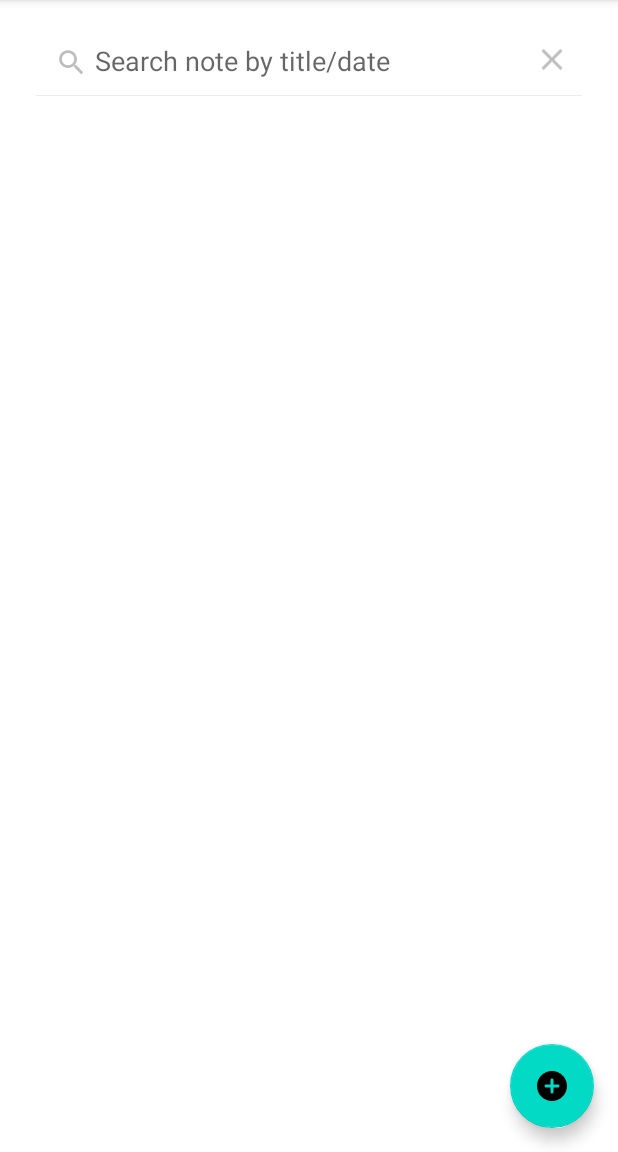
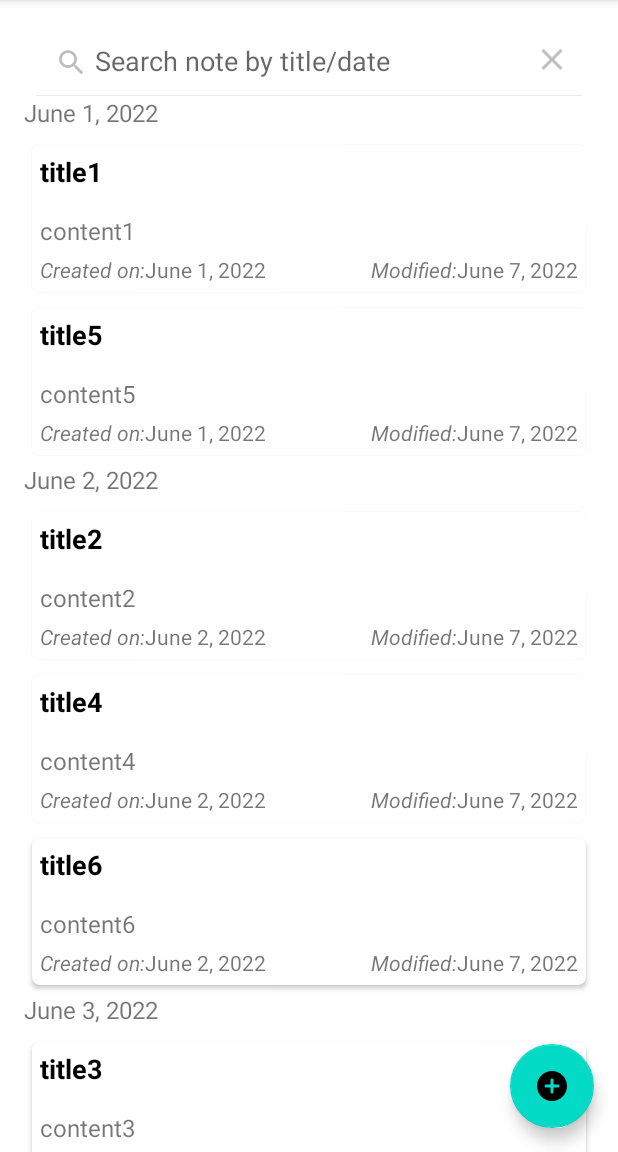
Before and after one commit to Kakyire/NoteTakingKNG, an Android app: the screen it shows after launch (NoteActivity), after a tap on "Search", on a phone screen of 412 x 824 dp, the part 84-1236 px from its top. Run offline under Robolectric (Android 15) with nearby library versions, the phone set to English and light mode, and no system bars; our stand-ins replace Dagger/Hilt's generated code.

Commit message:
Implemented RecyclerView adapters with dummy data

```diff
--- /dev/null
+++ b/app/src/main/java/com/kakyiretechnologies/notetakingkng/di/FragmentModule.kt
@@ -0,0 +1,21 @@
+package com.kakyiretechnologies.notetakingkng.di
+
+import androidx.fragment.app.Fragment
+import com.kakyiretechnologies.notetakingkng.presentation.utils.OnRecyclerViewClickListener
+import dagger.Module
+import dagger.Provides
+import dagger.hilt.InstallIn
+import dagger.hilt.android.components.FragmentComponent
+
+/**
+ * @author Kakyire
+ * Created by Daniel Frimpong on June 10, 2022.
+ * https://github.com/kakyire
+ */
+@Module
+@InstallIn(FragmentComponent::class)
+class FragmentModule {
+
+    @Provides
+    fun provideClickListener(fragment:Fragment)= fragment as OnRecyclerViewClickListener
+}
--- /dev/null
+++ b/app/src/main/java/com/kakyiretechnologies/notetakingkng/domain/model/NoteHeaders.kt
@@ -0,0 +1,12 @@
+package com.kakyiretechnologies.notetakingkng.domain.model
+
+/**
+ * @author Kakyire
+ * Created by Daniel Frimpong on June 10, 2022.
+ * https://github.com/kakyire
+ */
+
+data class NoteHeaders(
+    val date: String,
+    val notes: List<Notes>
+)
--- a/app/src/main/java/com/kakyiretechnologies/notetakingkng/domain/model/Notes.kt
+++ b/app/src/main/java/com/kakyiretechnologies/notetakingkng/domain/model/Notes.kt
@@ -1,7 +1,6 @@
 package com.kakyiretechnologies.notetakingkng.domain.model
 
 import androidx.annotation.Keep
-import androidx.room.Entity
 import java.io.Serializable
 
 /**
@@ -11,9 +10,42 @@ import java.io.Serializable
  */
 @Keep
 data class Notes(
-    val id:String,
+    val id: String,
     var title: String,
     var content: String,
     var createdOn: String,
     var modifiedOn: String
-):Serializable
+) : Serializable
+
+
+fun main() {
+    val listOfNotes = mutableListOf<Notes>()
+
+    for (i in 1..6) {
+        val createdOn = when {
+            i % 2 == 0 -> "June 2, 2022"
+            i % 3 == 0 -> "June 3, 2022"
+            else -> "June 1, 2022"
+        }
+
+        val note = Notes(
+            id = "$i",
+            title = "title$i",
+            content = "content$i",
+            modifiedOn = "June 7, 2022",
+            createdOn = createdOn
+        )
+
+        listOfNotes.add(note)
+
+
+    }
+
+     listOfNotes.groupBy {
+        it.createdOn
+    }.mapValues { (dates, notes) ->
+         val noteHeaders =NoteHeaders(dates,notes)
+        println(noteHeaders)
+        println()
+    }
+}
--- a/app/src/main/java/com/kakyiretechnologies/notetakingkng/domain/usecases/GetNotesUseCase.kt
+++ b/app/src/main/java/com/kakyiretechnologies/notetakingkng/domain/usecases/GetNotesUseCase.kt
@@ -10,5 +10,7 @@ import javax.inject.Inject
  */
 class GetNotesUseCase @Inject constructor(private val notesRepository: NotesRepository) {
 
-    operator fun invoke()=notesRepository.getAllNotes()
+    operator fun invoke(){
+        notesRepository.getAllNotes()
+    }
 }
--- /dev/null
+++ b/app/src/main/java/com/kakyiretechnologies/notetakingkng/presentation/ui/adapters/DateHeaderAdapter.kt
@@ -0,0 +1,63 @@
+package com.kakyiretechnologies.notetakingkng.presentation.ui.adapters
+
+import android.view.LayoutInflater
+import android.view.View
+import android.view.ViewGroup
+import androidx.recyclerview.widget.DiffUtil
+import androidx.recyclerview.widget.ListAdapter
+import androidx.recyclerview.widget.RecyclerView
+import com.kakyiretechnologies.notetakingkng.R
+import com.kakyiretechnologies.notetakingkng.databinding.DateHeaderListItemsBinding
+import com.kakyiretechnologies.notetakingkng.domain.model.NoteHeaders
+import com.kakyiretechnologies.notetakingkng.presentation.utils.OnRecyclerViewClickListener
+import javax.inject.Inject
+
+/**
+ * @author Kakyire
+ * Created by Daniel Frimpong on June 10, 2022.
+ * https://github.com/kakyire
+ */
+
+class DateHeaderAdapter @Inject constructor(
+    private val listener: OnRecyclerViewClickListener
+) :
+    ListAdapter<NoteHeaders, DateHeaderAdapter.DateHeaderViewHolder>(DIFF_UTIL) {
+
+
+    override fun onCreateViewHolder(parent: ViewGroup, viewType: Int): DateHeaderViewHolder {
+        val view = LayoutInflater.from(parent.context)
+            .inflate(R.layout.date_header_list_items, parent, false)
+        return DateHeaderViewHolder(view)
+    }
+
+    override fun onBindViewHolder(holder: DateHeaderViewHolder, position: Int) {
+        holder.bind(getItem(position), listener)
+    }
+
+    inner class DateHeaderViewHolder(itemView: View) : RecyclerView.ViewHolder(itemView) {
+        private val binding = DateHeaderListItemsBinding.bind(itemView)
+
+        private val notesAdapter = NotesAdapter(listener)
+        fun bind(
+            noteHeaders: NoteHeaders,
+            listener: OnRecyclerViewClickListener
+        ) = with(binding) {
+            tvDate.text = noteHeaders.date
+            rvNotes.adapter = notesAdapter
+            notesAdapter.listener = listener
+            notesAdapter.submitList(noteHeaders.notes)
+        }
+    }
+
+    companion object {
+        private val DIFF_UTIL = object : DiffUtil.ItemCallback<NoteHeaders>() {
+            override fun areItemsTheSame(oldItem: NoteHeaders, newItem: NoteHeaders): Boolean {
+                return oldItem.date == newItem.date
+            }
+
+            override fun areContentsTheSame(oldItem: NoteHeaders, newItem: NoteHeaders): Boolean {
+                return oldItem == newItem
+            }
+        }
+    }
+}
--- /dev/null
+++ b/app/src/main/java/com/kakyiretechnologies/notetakingkng/presentation/ui/adapters/NotesAdapter.kt
@@ -0,0 +1,68 @@
+package com.kakyiretechnologies.notetakingkng.presentation.ui.adapters
+
+import android.view.LayoutInflater
+import android.view.View
+import android.view.ViewGroup
+import androidx.recyclerview.widget.DiffUtil
+import androidx.recyclerview.widget.ListAdapter
+import androidx.recyclerview.widget.RecyclerView
+import com.kakyiretechnologies.notetakingkng.R
+import com.kakyiretechnologies.notetakingkng.databinding.NoteListItemsBinding
+import com.kakyiretechnologies.notetakingkng.domain.model.Notes
+import com.kakyiretechnologies.notetakingkng.presentation.utils.OnRecyclerViewClickListener
+import javax.inject.Inject
+
+/**
+ * @author Kakyire
+ * Created by Daniel Frimpong on June 10, 2022.
+ * https://github.com/kakyire
+ */
+
+class NotesAdapter @Inject constructor(var listener: OnRecyclerViewClickListener) :
+    ListAdapter<Notes, NotesAdapter.NotesViewHolder>(DIFF_UTIL) {
+
+
+    override fun onCreateViewHolder(parent: ViewGroup, viewType: Int): NotesViewHolder {
+
+        val view = LayoutInflater.from(parent.context)
+            .inflate(R.layout.note_list_items, parent, false)
+        return NotesViewHolder(view)
+    }
+
+
+    override fun onBindViewHolder(holder: NotesViewHolder, position: Int) {
+        holder.bind(getItem(position) , listener)
+    }
+
+
+
+    inner class NotesViewHolder(itemView: View) : RecyclerView.ViewHolder(itemView) {
+        private val binding = NoteListItemsBinding.bind(itemView)
+
+        fun bind(notes: Notes, listener: OnRecyclerViewClickListener) = with(binding) {
+            tvTitle.text = notes.title
+            tvContent.text = notes.content
+            tvCreatedOn.text = notes.createdOn
+            tvModified.text = notes.modifiedOn
+
+            itemView.setOnClickListener {
+                listener.onItemClick(notes)
+            }
+        }
+    }
+
+
+
+    companion object {
+
+        private val DIFF_UTIL = object : DiffUtil.ItemCallback<Notes>() {
+            override fun areItemsTheSame(oldItem: Notes, newItem: Notes): Boolean {
+                return oldItem.id == newItem.id
+            }
+
+            override fun areContentsTheSame(oldItem: Notes, newItem: Notes): Boolean {
+                return oldItem == newItem
+            }
+        }
+    }
+}
--- a/app/src/main/java/com/kakyiretechnologies/notetakingkng/presentation/ui/notes/NotesFragment.kt
+++ b/app/src/main/java/com/kakyiretechnologies/notetakingkng/presentation/ui/notes/NotesFragment.kt
@@ -5,8 +5,14 @@ import android.view.View
 import androidx.fragment.app.Fragment
 import com.kakyiretechnologies.notetakingkng.R
 import com.kakyiretechnologies.notetakingkng.databinding.FragmentNotesBinding
+import com.kakyiretechnologies.notetakingkng.domain.model.NoteHeaders
+import com.kakyiretechnologies.notetakingkng.domain.model.Notes
+import com.kakyiretechnologies.notetakingkng.presentation.ui.adapters.DateHeaderAdapter
+import com.kakyiretechnologies.notetakingkng.presentation.ui.adapters.NotesAdapter
+import com.kakyiretechnologies.notetakingkng.presentation.utils.OnRecyclerViewClickListener
 import com.kakyiretechnologies.notetakingkng.presentation.utils.extensions.navigateToNextPage
 import dagger.hilt.android.AndroidEntryPoint
+import javax.inject.Inject
 
 /**
  * @author Kakyire
@@ -16,15 +22,63 @@ import dagger.hilt.android.AndroidEntryPoint
 private const val TAG = "NotesFragment"
 
 @AndroidEntryPoint
-class NotesFragment : Fragment(R.layout.fragment_notes) {
+class NotesFragment : Fragment(R.layout.fragment_notes), OnRecyclerViewClickListener {
 
     private lateinit var binding: FragmentNotesBinding
+
+
+    @Inject
+    lateinit var dateHeaderAdapter: DateHeaderAdapter
+
 
     override fun onViewCreated(view: View, savedInstanceState: Bundle?) {
         super.onViewCreated(view, savedInstanceState)
         binding = FragmentNotesBinding.bind(view)
 
+        setupRecyclerView()
         onClickListeners()
+    }
+
+    private fun setupRecyclerView() = with(binding) {
+        val listOfNotes = mutableListOf<Notes>()
+
+        for (i in 1..6) {
+            val createdOn = when {
+                i % 2 == 0 -> "June 2, 2022"
+                i % 3 == 0 -> "June 3, 2022"
+                else -> "June 1, 2022"
+            }
+
+            val note = Notes(
+                id = "$i",
+                title = "title$i",
+                content = "content$i",
+                modifiedOn = "June 7, 2022",
+                createdOn = createdOn
+            )
+
+            listOfNotes.add(note)
+
+
+        }
+        if (listOfNotes.isNotEmpty()) rvNotes.visibility = View.VISIBLE
+        else tvEmptyNotes.visibility = View.VISIBLE
+
+        val groupedNotes = mutableListOf<NoteHeaders>()
+        val notesList = mutableListOf<Notes>()
+        listOfNotes.groupBy {
+            it.createdOn
+        }.forEach { (dates, notes) ->
+
+            groupedNotes.add(NoteHeaders(dates, notes))
+
+
+        }
+
+        dateHeaderAdapter.submitList(groupedNotes)
+
+        rvNotes.adapter = dateHeaderAdapter
+
     }
 
     private fun onClickListeners() = with(binding) {
@@ -34,4 +88,10 @@ class NotesFragment : Fragment(R.layout.fragment_notes) {
             )
         }
     }
+
+    override fun onItemClick(note: Notes) {
+        navigateToNextPage(
+            NotesFragmentDirections.actionNotesFragmentToNotesDetailFragment(note)
+        )
+    }
 }
--- a/app/src/main/java/com/kakyiretechnologies/notetakingkng/presentation/ui/notesdetail/NotesDetailFragment.kt
+++ b/app/src/main/java/com/kakyiretechnologies/notetakingkng/presentation/ui/notesdetail/NotesDetailFragment.kt
@@ -28,7 +28,15 @@ class NotesDetailFragment : Fragment(R.layout.fragment_notes_detail) {
     override fun onViewCreated(view: View, savedInstanceState: Bundle?) {
         super.onViewCreated(view, savedInstanceState)
         binding = FragmentNotesDetailBinding.bind(view)
+        assignValuesToViews()
         setHasOptionsMenu(true)
+    }
+
+    private fun assignValuesToViews() = with(binding) {
+        navArgs.notes.apply {
+            tvTitle.text = title
+            tvContent.text = content
+        }
     }
 
     override fun onCreateOptionsMenu(menu: Menu, inflater: MenuInflater) {
--- /dev/null
+++ b/app/src/main/java/com/kakyiretechnologies/notetakingkng/presentation/utils/OnRecyclerViewClickListener.kt
@@ -0,0 +1,12 @@
+package com.kakyiretechnologies.notetakingkng.presentation.utils
+
+import com.kakyiretechnologies.notetakingkng.domain.model.Notes
+
+/**
+ * @author Kakyire
+ * Created by Daniel Frimpong on June 10, 2022.
+ * https://github.com/kakyire
+ */
+interface OnRecyclerViewClickListener {
+fun onItemClick(note:Notes)
+}
--- /dev/null
+++ b/app/src/main/res/layout/date_header_list_items.xml
@@ -0,0 +1,28 @@
+<?xml version="1.0" encoding="utf-8"?>
+<androidx.constraintlayout.widget.ConstraintLayout xmlns:android="http://schemas.android.com/apk/res/android"
+    xmlns:app="http://schemas.android.com/apk/res-auto"
+    xmlns:tools="http://schemas.android.com/tools"
+    android:layout_width="match_parent"
+    android:layout_height="wrap_content"
+    tools:layout_margin="@dimen/margin_16">
+
+    <TextView
+        android:id="@+id/tvDate"
+        android:layout_width="match_parent"
+        android:layout_height="wrap_content"
+        android:textSize="@dimen/text_size_16"
+        app:layout_constraintTop_toTopOf="parent"
+        tools:text="@tools:sample/date/ddmmyy" />
+
+    <androidx.recyclerview.widget.RecyclerView
+        android:id="@+id/rvNotes"
+        app:layout_constraintStart_toStartOf="@id/tvDate"
+        app:layout_constraintEnd_toEndOf="@id/tvDate"
+        android:layout_width="0dp"
+        android:layout_height="wrap_content"
+        android:layout_marginTop="@dimen/margin_5"
+        app:layoutManager="androidx.recyclerview.widget.LinearLayoutManager"
+        app:layout_constraintTop_toBottomOf="@id/tvDate"
+        tools:listitem="@layout/note_list_items" />
+
+</androidx.constraintlayout.widget.ConstraintLayout>
--- a/app/src/main/res/layout/fragment_notes.xml
+++ b/app/src/main/res/layout/fragment_notes.xml
@@ -24,11 +24,11 @@
             android:layout_marginHorizontal="@dimen/margin_16"
             android:scrollbars="none"
             android:visibility="gone"
-            app:layoutManager="androidx.recyclerview.widget.StaggeredGridLayoutManager"
+            app:layoutManager="androidx.recyclerview.widget.LinearLayoutManager"
             app:layout_constraintBottom_toBottomOf="parent"
             app:layout_constraintTop_toBottomOf="@id/searchView"
             tools:layoutManager="androidx.recyclerview.widget.StaggeredGridLayoutManager"
-            tools:listitem="@layout/note_list_items"
+            tools:listitem="@layout/date_header_list_items"
             tools:visibility="visible" />
 
         <TextView
--- a/app/src/main/res/layout/fragment_notes_detail.xml
+++ b/app/src/main/res/layout/fragment_notes_detail.xml
@@ -24,6 +24,7 @@
 
         <TextView
             android:layout_width="0dp"
+            android:id="@+id/tvContent"
             android:layout_height="wrap_content"
             android:layout_marginTop="@dimen/margin_16"
             android:lineSpacingExtra="@dimen/margin_5"
--- a/app/src/main/res/layout/note_list_items.xml
+++ b/app/src/main/res/layout/note_list_items.xml
@@ -5,8 +5,7 @@
     android:layout_width="match_parent"
     android:layout_height="wrap_content"
     android:layout_margin="@dimen/margin_5"
-    app:cardCornerRadius="@dimen/margin_5"
-    app:cardElevation="@dimen/margin_5">
+    app:cardCornerRadius="@dimen/margin_5">
 
     <androidx.constraintlayout.widget.ConstraintLayout
         android:layout_width="match_parent"
--- a/app/src/main/res/menu/edit_menu.xml
+++ b/app/src/main/res/menu/edit_menu.xml
@@ -3,8 +3,9 @@
     xmlns:app="http://schemas.android.com/apk/res-auto">
 
     <item
+        android:id="@+id/menEdit"
         android:icon="@drawable/ic_edit_note"
         android:title="@string/edit_note"
-        android:id="@+id/menEdit"
+        app:iconTint="@color/white"
         app:showAsAction="always" />
 </menu>
```
